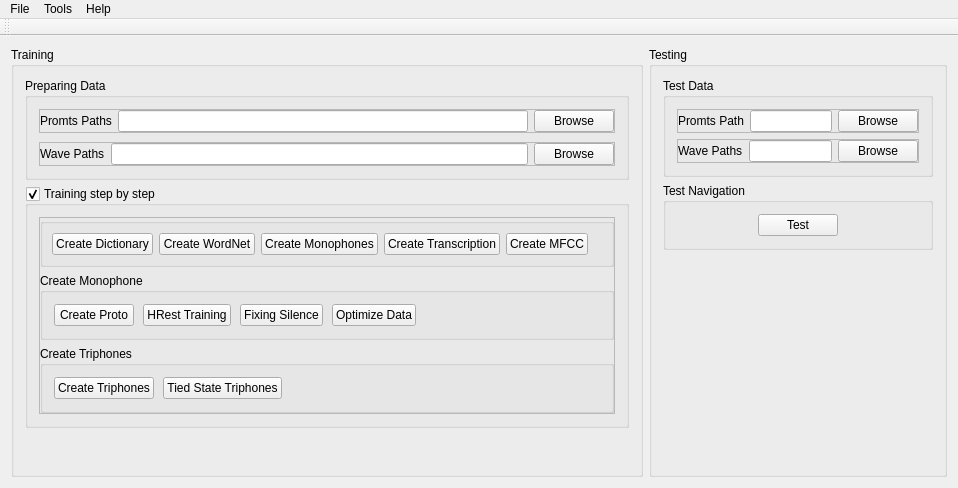
Old version of the form apps/speechrecognition/speechrecognition.ui in the repository levanhong05/VietnameseSpeechRecognition.
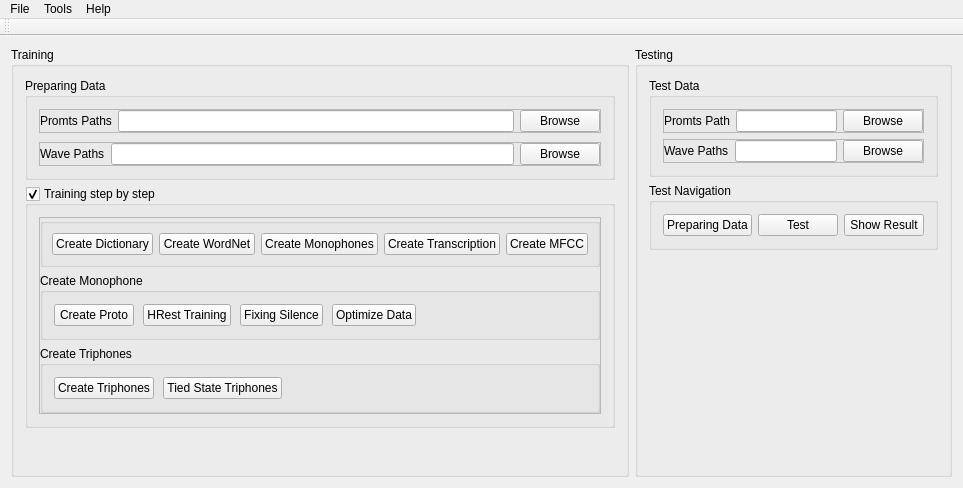
New version of the form. Icons and pictures are not drawn.

```diff
--- a/apps/speechrecognition/speechrecognition.ui
+++ b/apps/speechrecognition/speechrecognition.ui
@@ -464,17 +464,11 @@
          </property>
          <layout class="QHBoxLayout" name="horizontalLayout_8">
           <item>
-           <spacer name="horizontalSpacer_7">
-            <property name="orientation">
-             <enum>Qt::Horizontal</enum>
+           <widget class="QPushButton" name="btnTestData">
+            <property name="text">
+             <string>Preparing Data</string>
             </property>
-            <property name="sizeHint" stdset="0">
-             <size>
-              <width>40</width>
-              <height>20</height>
-             </size>
-            </property>
-           </spacer>
+           </widget>
           </item>
           <item>
            <widget class="QPushButton" name="btnTest">
@@ -483,6 +477,13 @@
             </property>
            </widget>
           </item>
+          <item>
+           <widget class="QPushButton" name="btnResult">
+            <property name="text">
+             <string>Show Result</string>
+            </property>
+           </widget>
+          </item>
           <item>
            <spacer name="horizontalSpacer_8">
             <property name="orientation">
```
